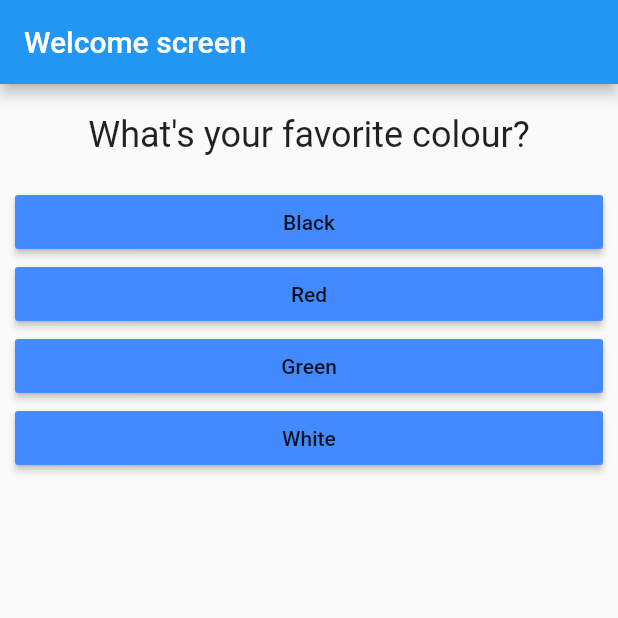
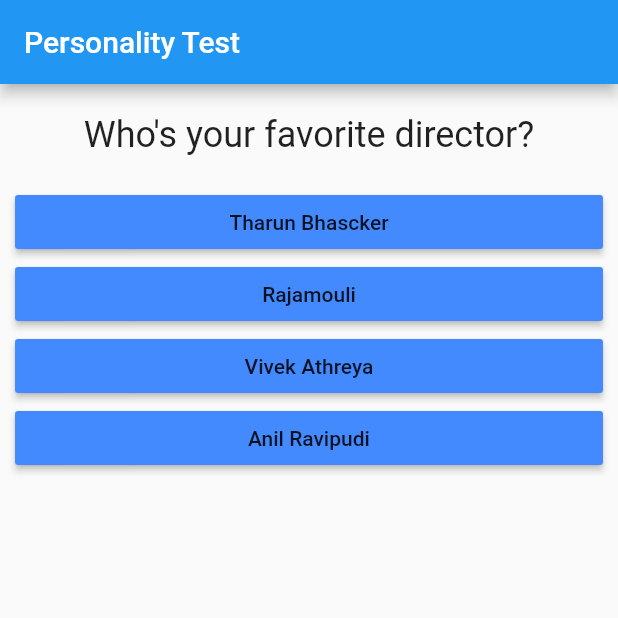
Before and after one commit to charith08/personality_test, a Flutter app: the screen it shows after launch, on a phone screen of 412 x 824 dp, the top half of it. Run offline on Flutter 3.47's test engine with Material 2 defaults, Android fonts, the light colour scheme and no system bars.

Commit message:
feat: calculating a total score

```diff
--- a/lib/main.dart
+++ b/lib/main.dart
@@ -17,27 +17,45 @@ class MyApp extends StatefulWidget {
 
 class _MyAppState extends State<MyApp> {
   var _questionIndex = 0;
+  var _totalScore =0;
 
   // const is compile-time constant
   // final is run-time constant, cannot change after run-time
   final _questions = const [
     {
-      'questionText': 'What\'s your favorite colour?',
-      'answers': ['Black', 'Red', 'Green', 'White'],
+      'questionText': 'Who\'s your favorite director?',
+      'answers': [
+        {'text': 'Tharun Bhascker', 'score': 10},
+        {'text': 'Rajamouli', 'score': 8},
+        {'text': 'Vivek Athreya', 'score': 6},
+        {'text': 'Anil Ravipudi', 'score': 2}
+      ],
     },
     {
-      'questionText': 'What\'s your favorite animal?',
-      'answers': ['Rabbit', 'Snake', 'Elephant', 'Lion'],
+      'questionText': 'What\'s your favorite mobile game?',
+      'answers': [
+        {'text': 'PUBG', 'score': 10},
+        {'text': 'COD', 'score': 8},
+        {'text': 'AmongUs', 'score': 6},
+        {'text': 'Free Fire', 'score': 2}
+      ],
     },
     {
-      'questionText': 'What\'s your favorite code editor?',
-      'answers': ['Atom', 'Sublime', 'VSC', 'Notepad++'],
+      'questionText': 'What\'s your favorite food?',
+      'answers': [
+        {'text': '🍕', 'score': 10},
+        {'text': '🍔', 'score': 8},
+        {'text': '🍱', 'score': 6},
+        {'text': '🥐', 'score': 2}
+      ],
     },
   ];
 
-  void _answerQuestion() {
+  void _answerQuestion(int score) {
+
+    _totalScore += score;
     setState(() {
-      _questionIndex = _questionIndex + 1;
+      _questionIndex += 1;
     });
 
     print(_questionIndex);
@@ -52,7 +70,7 @@ class _MyAppState extends State<MyApp> {
     return MaterialApp(
       home: Scaffold(
         appBar: AppBar(
-          title: Text('Welcome screen'),
+          title: Text('Personality Test'),
         ),
         body: _questionIndex < _questions.length
             ? Quiz(
@@ -60,7 +78,7 @@ class _MyAppState extends State<MyApp> {
                 questionIndex: _questionIndex,
                 questions: _questions,
               )
-            : Result(),
+            : Result(_totalScore),
       ),
     );
   }
--- a/lib/quiz.dart
+++ b/lib/quiz.dart
@@ -18,8 +18,8 @@ class Quiz extends StatelessWidget {
     return Column(
       children: [
         Question(questions[questionIndex]['questionText']),
-        ...(questions[questionIndex]['answers'] as List<String>).map((answer) {
-          return Answer(answerQuestion, answer);
+        ...(questions[questionIndex]['answers'] as List<Map<String, Object>>).map((answer) {
+          return Answer(() => answerQuestion(answer['score']), answer['text']);
         }).toList()
       ],
     );
```
Also changed, not shown: lib/result.dart (+23 -1 lines).
